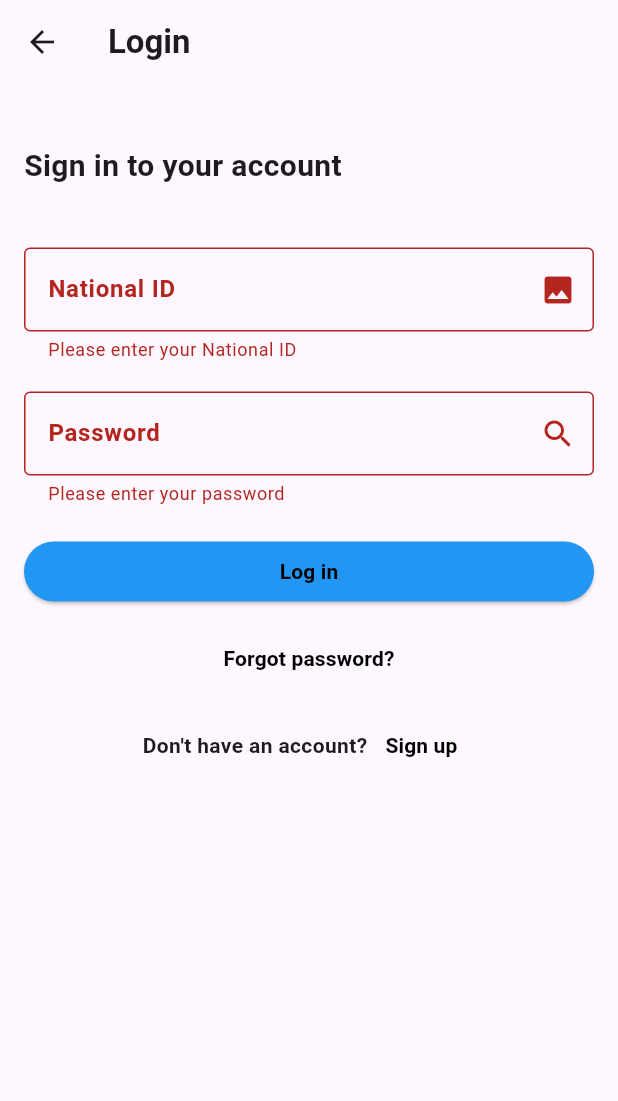
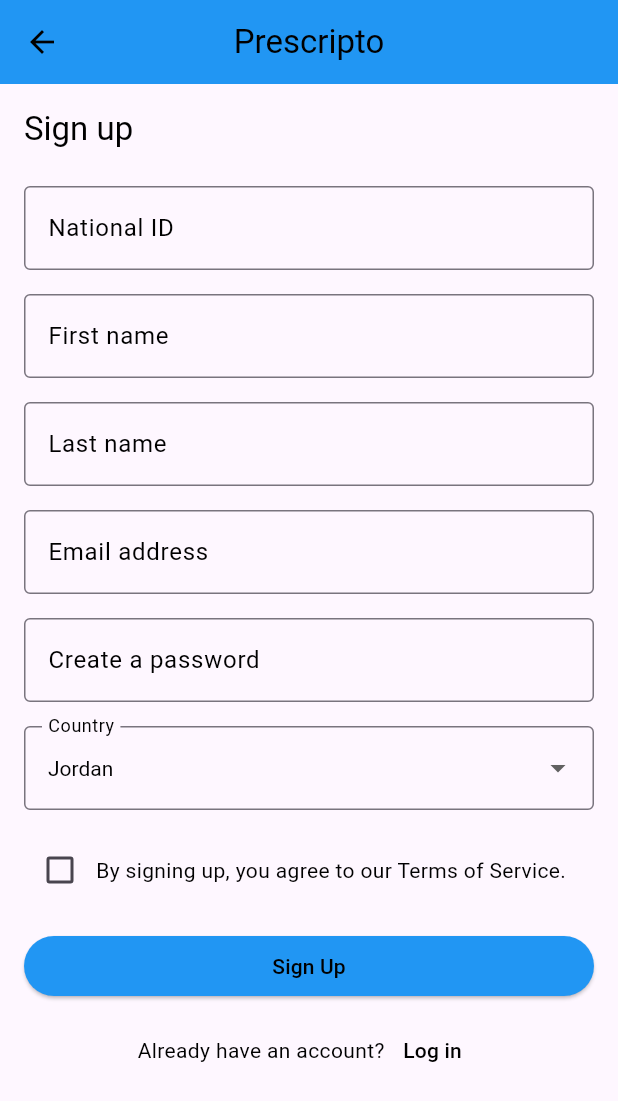
Before and after one commit to saadmajaly/Prescripto, a Flutter app: the screen it shows after launch, after a tap on "Log in", after a tap on "Sign up", on a phone screen of 412 x 824 dp. Shown: the top 1101 px of the screen. Run offline on Flutter 3.47's test engine with Material 3 defaults, Android fonts, the light colour scheme and no system bars; our stand-ins replace drift, drift_flutter; accounts and stored records are empty; generated files the repository leaves out were written again.

Commit message:
patient Signup by abu-saifain

```diff
--- a/lib/ui/patient/Login.dart
+++ b/lib/ui/patient/Login.dart
@@ -1,7 +1,9 @@
 import 'package:flutter/material.dart';
+import 'package:prescripto/ui/patient/Signup.dart';
 
 class Login extends StatefulWidget {
   @override
+  // ignore: library_private_types_in_public_api
   _WebLoginPageState createState() => _WebLoginPageState();
 }
 
@@ -148,7 +150,10 @@ Row(
     ),
     TextButton(
       onPressed: () {
-        // Handle "Sign up" navigation
+          Navigator.push(
+          context,
+          MaterialPageRoute(builder: (context) =>  SignUpScreen()),
+        );
       },
       child: const Text(
         'Sign up',
--- a/lib/ui/patient/Signup.dart
+++ b/lib/ui/patient/Signup.dart
@@ -0,0 +1,256 @@
+import 'package:flutter/material.dart';
+
+class SignUpScreen extends StatefulWidget {
+  const SignUpScreen({Key? key}) : super(key: key);
+
+  @override
+  _SignUpScreenState createState() => _SignUpScreenState();
+}
+
+class _SignUpScreenState extends State<SignUpScreen> {
+  final _formKey = GlobalKey<FormState>();
+
+  // Controllers for each text field
+  final TextEditingController _nationalIdController = TextEditingController();
+  final TextEditingController _firstNameController = TextEditingController();
+  final TextEditingController _lastNameController = TextEditingController();
+  final TextEditingController _emailController = TextEditingController();
+  final TextEditingController _passwordController = TextEditingController();
+
+  // Default country is set to 'United States'
+String? _selectedCountry = 'Jordan';
+bool _agreeToTerms = false;
+
+
+  @override
+  void dispose() {
+    _nationalIdController.dispose();
+    _firstNameController.dispose();
+    _lastNameController.dispose();
+    _emailController.dispose();
+    _passwordController.dispose();
+    super.dispose();
+  }
+
+  void _submitForm() {
+    if (_formKey.currentState!.validate() && _agreeToTerms) {
+      // : handle sign-up logic (e.g. API call)
+      ScaffoldMessenger.of(context).showSnackBar(
+        const SnackBar(content: Text('Signing up...')),
+      );
+    } else if (!_agreeToTerms) {
+      ScaffoldMessenger.of(context).showSnackBar(
+        const SnackBar(content: Text('You must agree to the terms.')),
+      );
+    }
+  }
+
+  @override
+  Widget build(BuildContext context) {
+    return Theme(
+      // Ensure all text defaults to black
+      data: Theme.of(context).copyWith(
+        textTheme: Theme.of(context).textTheme.apply(
+              bodyColor: Colors.black,
+              displayColor: Colors.black,
+            ),
+        inputDecorationTheme: const InputDecorationTheme(
+          labelStyle: TextStyle(color: Colors.black),
+        ),
+      ),
+      child: Scaffold(
+        appBar: AppBar(
+          title: const Text('Prescripto', style: TextStyle(color: Colors.black)),
+          centerTitle: true,
+          backgroundColor: Colors.blue,
+          iconTheme: const IconThemeData(color: Colors.black),
+        ),
+        body: SingleChildScrollView(
+          padding: const EdgeInsets.all(16.0),
+          child: Form(
+            key: _formKey,
+            child: Column(
+              crossAxisAlignment: CrossAxisAlignment.start,
+              children: [
+                // Title
+                Text(
+                   'Sign up',
+  style: Theme.of(context).textTheme.titleLarge?.copyWith(
+        color: Colors.black,
+                      ),
+                ),
+                const SizedBox(height: 24),
+
+                // National ID
+                TextFormField(
+                  controller: _nationalIdController,
+                  style: const TextStyle(color: Colors.black),
+                  decoration: const InputDecoration(
+                    labelText: 'National ID',
+                    border: OutlineInputBorder(),
+                  ),
+                  validator: (value) {
+                    if (value == null || value.isEmpty) {
+                      return 'Please enter your National ID';
+                    }
+                    return null;
+                  },
+                ),
+                const SizedBox(height: 16),
+
+                // First name
+                TextFormField(
+                  controller: _firstNameController,
+                  style: const TextStyle(color: Colors.black),
+                  decoration: const InputDecoration(
+                    labelText: 'First name',
+                    border: OutlineInputBorder(),
+                  ),
+                  validator: (value) {
+                    if (value == null || value.isEmpty) {
+                      return 'Please enter your first name';
+                    }
+                    return null;
+                  },
+                ),
+                const SizedBox(height: 16),
+
+                // Last name
+                TextFormField(
+                  controller: _lastNameController,
+                  style: const TextStyle(color: Colors.black),
+                  decoration: const InputDecoration(
+                    labelText: 'Last name',
+                    border: OutlineInputBorder(),
+                  ),
+                  validator: (value) {
+                    if (value == null || value.isEmpty) {
+                      return 'Please enter your last name';
+                    }
+                    return null;
+                  },
+                ),
+                const SizedBox(height: 16),
+
+                // Email address
+                TextFormField(
+                  controller: _emailController,
+                  style: const TextStyle(color: Colors.black),
+                  decoration: const InputDecoration(
+                    labelText: 'Email address',
+                    border: OutlineInputBorder(),
+                  ),
+                  keyboardType: TextInputType.emailAddress,
+                  validator: (value) {
+                    if (value == null || value.isEmpty) {
+                      return 'Please enter your email address';
+                    }
+                    return null;
+                  },
+                ),
+                const SizedBox(height: 16),
+
+                // Password
+                TextFormField(
+                  controller: _passwordController,
+                  style: const TextStyle(color: Colors.black),
+                  decoration: const InputDecoration(
+                    labelText: 'Create a password',
+                    border: OutlineInputBorder(),
+                  ),
+                  obscureText: true,
+                  validator: (value) {
+                    if (value == null || value.isEmpty) {
+                      return 'Please enter a password';
+                    }
+                    return null;
+                  },
+                ),
+                const SizedBox(height: 16),
+
+                // Country dropdown (only Jordan and United States)
+                DropdownButtonFormField<String>(
+                  value: _selectedCountry,
+                  style: const TextStyle(color: Colors.black),
+                  decoration: const InputDecoration(
+                    labelText: 'Country',
+                    border: OutlineInputBorder(),
+                  ),
+                  items: const [
+                    DropdownMenuItem(
+                      value: 'Jordan',
+                      child: Text('Jordan', style: TextStyle(color: Colors.black)),
+                    ),
+                    DropdownMenuItem(
+                      value: 'United States',
+                      child: Text('United States', style: TextStyle(color: Colors.black)),
+                    ),
+                  ],
+                  onChanged: (value) {
+                    setState(() {
+                      _selectedCountry = value;
+                    });
+                  },
+                ),
+                const SizedBox(height: 16),
+
+                // Terms & Conditions
+                Row(
+                  children: [
+                    Checkbox(
+                      value: _agreeToTerms,
+                      onChanged: (value) {
+                        setState(() {
+                          _agreeToTerms = value ?? false;
+                        });
+                      },
+                    ),
+                    Expanded(
+                      child: Text(
+                        'By signing up, you agree to our Terms of Service.',
+                        style: const TextStyle(color: Colors.black),
+                        softWrap: true,
+                      ),
+                    ),
+                  ],
+                ),
+                const SizedBox(height: 16),
+
+                // Sign Up button
+                SizedBox(
+                  width: double.infinity,
+                  child: ElevatedButton(
+                    style: ElevatedButton.styleFrom(
+                      backgroundColor: Colors.blue,  // Button background color
+                      foregroundColor: Colors.black,  // Button text color
+                    ),
+                    onPressed: _submitForm,
+                    child: const Text('Sign Up'),
+                  ),
+                ),
+                const SizedBox(height: 8),
+
+                // Already have an account?
+                Row(
+                  mainAxisAlignment: MainAxisAlignment.center,
+                  children: [
+                    const Text('Already have an account?'),
+                    TextButton(
+                      style: TextButton.styleFrom(
+                        foregroundColor: Colors.black, // Text color
+                      ),
+                      onPressed: () {
+                        // : Navigate to login screen
+                      },
+                      child: const Text('Log in'),
+                    ),
+                  ],
+                ),
+              ],
+            ),
+          ),
+        ),
+      ),
+    );
+  }
+}
```
